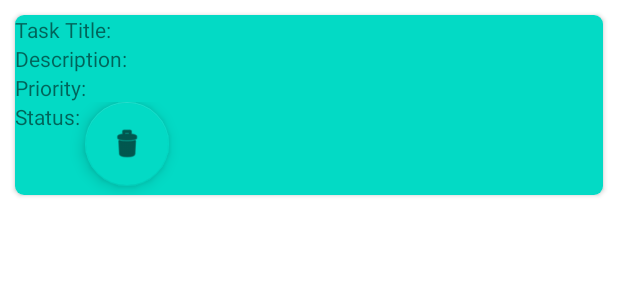
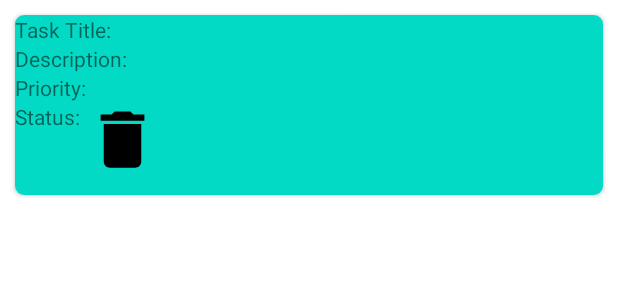
Before and after one commit to twy0622/product-backlog-app, an Android app: the layout task_card.xml on its own in the app's theme, with its tools: preview values and no code run, on a phone screen of 412 x 824 dp. Shown: the top 300 px of the screen. Run offline under Robolectric (Android 15) with nearby library versions, the phone set to English and light mode, and no system bars.

Commit message:
buggy code, push to branch for someone else to debug

```diff
--- /dev/null
+++ b/Projects/Software/app/src/main/res/drawable/ic_delete.xml
@@ -0,0 +1,7 @@
+<vector android:height="24dp" android:tint="#000000"
+    android:viewportHeight="24" android:viewportWidth="24"
+    android:width="24dp" xmlns:android="http://schemas.android.com/apk/res/android">
+
+    <path android:fillColor="@android:color/holo_red_light"
+        android:pathData="M6,19c0,1.1 0.9,2 2,2h8c1.1,0 2,-0.9 2,-2V7H6v12zM19,4h-3.5l-1,-1h-5l-1,1H5v2h14V4z"/>
+</vector>
--- a/Projects/Software/app/src/main/res/layout/task_card.xml
+++ b/Projects/Software/app/src/main/res/layout/task_card.xml
@@ -52,13 +52,11 @@
                     android:layout_height="wrap_content"
                     android:text="Status: " />
 
-                <com.google.android.material.floatingactionbutton.FloatingActionButton
-                    android:id="@+id/floatingActionButton"
-                    android:layout_width="wrap_content"
-                    android:layout_height="wrap_content"
-                    android:layout_weight="1"
-                    android:clickable="true"
-                    app:srcCompat="@android:drawable/ic_menu_delete" />
+                <ImageView
+                    android:id="@+id/image_delete"
+                    android:layout_width="50dp"
+                    android:layout_height="50dp"
+                    android:src="@drawable/ic_delete"/>
 
 
                 <!--            <TextView-->
@@ -78,6 +76,7 @@
                 <!--                android:text="dse4cisprionw: " />-->
 
             </LinearLayout>
+
         </LinearLayout>
 
     </LinearLayout>
```
Also changed, not shown: Projects/Software/app/src/main/java/com/example/software/ProductBacklog.java (+12 -0 lines), Projects/Software/app/src/main/java/com/example/software/RecyclerViewAdapter.java (+37 -3 lines), Projects/Software/app/src/main/java/com/example/software/provider/DemoAdapter.java (deleted, +0 -58 lines), Projects/Software/app/src/main/res/layout/item.xml (deleted, +0 -36 lines).
